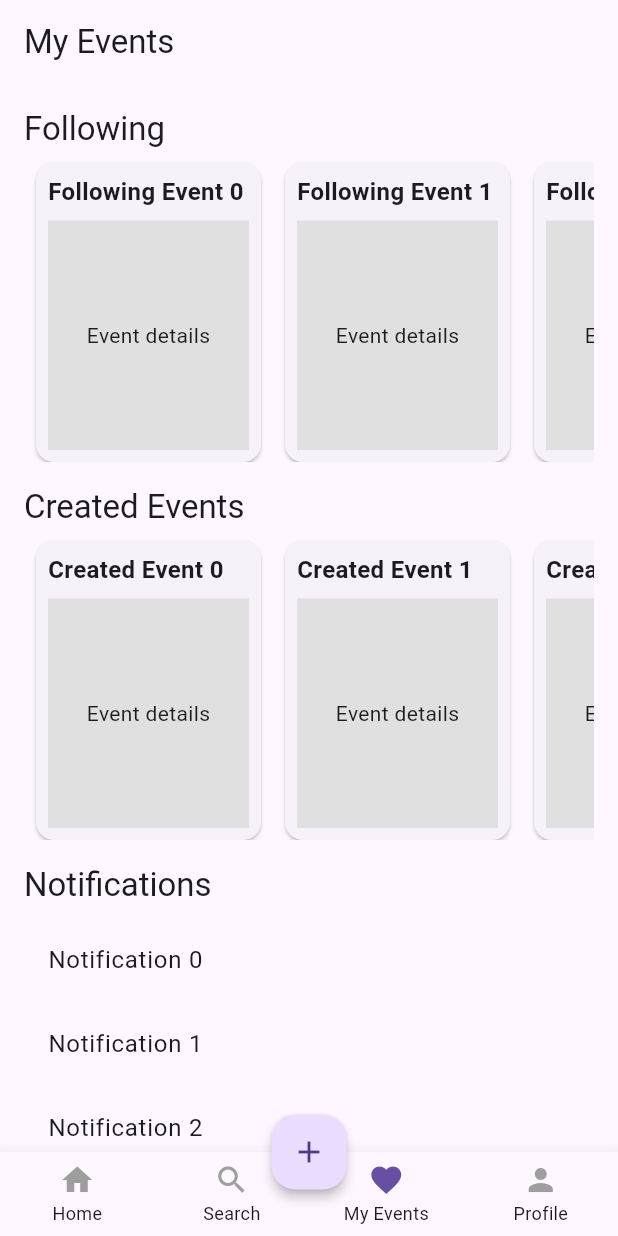
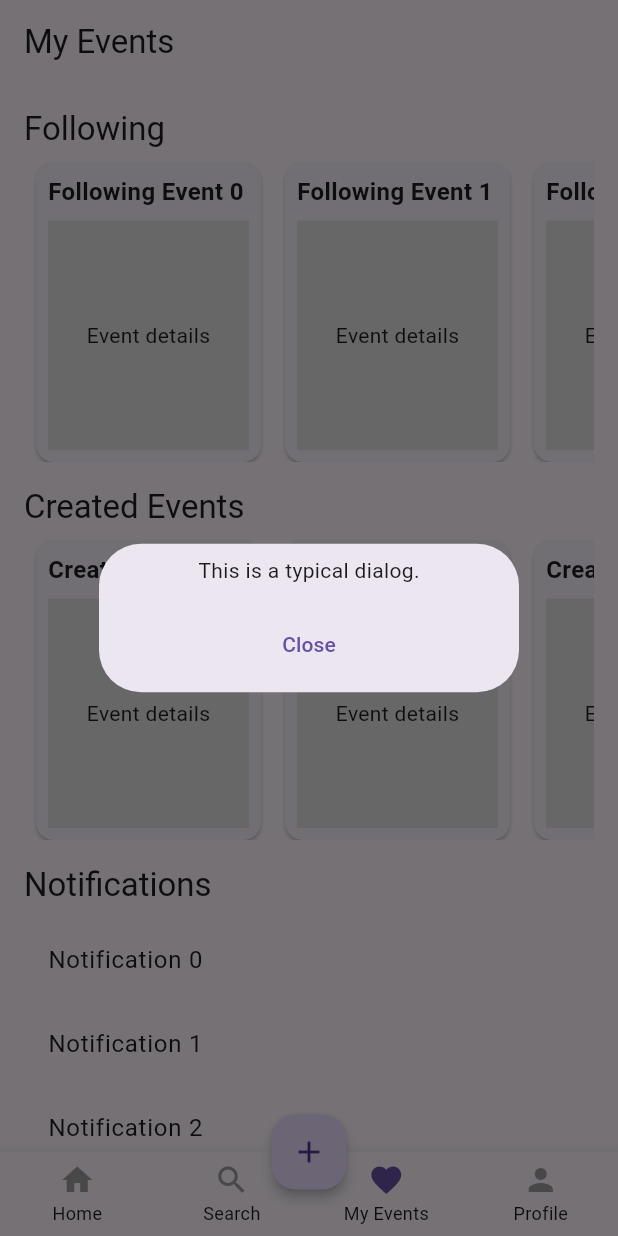
Before and after one commit to KUNoti/K_Eventy, a Flutter app: the screen it shows after launch, item 5 of the bottom bar chosen, after a tap on the "add" icon, on a phone screen of 412 x 824 dp. Run offline on Flutter 3.47's test engine with Material 3 defaults, Android fonts, the light colour scheme and no system bars; our stand-ins replace geolocator, google_maps_flutter; missing offline and left inert: ar_location_view; network calls fail.

```diff
--- a/lib/navigation/navigation_bottom.dart
+++ b/lib/navigation/navigation_bottom.dart
@@ -34,7 +34,28 @@ class _NavigationBottomState extends State<NavigationBottom> {
         width: 50,
         height: 50,
         child: FloatingActionButton(
-            onPressed: () {},
+            onPressed: () => showDialog(
+                context: context,
+        builder: (BuildContext context) => Dialog(
+          child: Padding(
+            padding: const EdgeInsets.all(8.0),
+            child: Column(
+              mainAxisSize: MainAxisSize.min,
+              mainAxisAlignment: MainAxisAlignment.center,
+              children: <Widget>[
+                const Text('This is a typical dialog.'),
+                const SizedBox(height: 15),
+                TextButton(
+                  onPressed: () {
+                    Navigator.pop(context);
+                  },
+                  child: const Text('Close'),
+                ),
+              ],
+            ),
+          ),
+        ),
+            ),
             tooltip: 'Add New Item',
             elevation: 3,
             child: const Icon(Icons.add)),
--- a/lib/pages/home/map_section.dart
+++ b/lib/pages/home/map_section.dart
@@ -1,4 +1,9 @@
+
+
+import 'package:flutter/foundation.dart';
+import 'package:flutter/gestures.dart';
 import 'package:flutter/material.dart';
+import 'package:google_maps_flutter/google_maps_flutter.dart';
 
 class MapSection extends StatefulWidget {
   const MapSection({super.key});
@@ -8,10 +13,33 @@ class MapSection extends StatefulWidget {
 }
 
 class _MapSectionState extends State<MapSection> {
+  late GoogleMapController mapController;
+
+  final LatLng _center = const LatLng(13.854529, 100.570012);
+
+  void _onMapCreated(GoogleMapController controller) {
+    mapController = controller;
+  }
+
   @override
   Widget build(BuildContext context) {
-    return const Scaffold(
-      body: Center(child: Text("Map Section")),
+    return Scaffold(
+      body: GoogleMap(
+        onMapCreated: _onMapCreated,
+        initialCameraPosition: CameraPosition(
+          target: _center,
+          zoom: 16.0,
+        ),
+          markers: {
+            const Marker(
+              markerId: MarkerId('Sydney'),
+              position: LatLng(13.8517, 100.5678),
+            )
+          },
+        gestureRecognizers: Set()
+          ..add(Factory<PanGestureRecognizer>(() => PanGestureRecognizer()))
+
+      ),
     );
   }
 }
```
